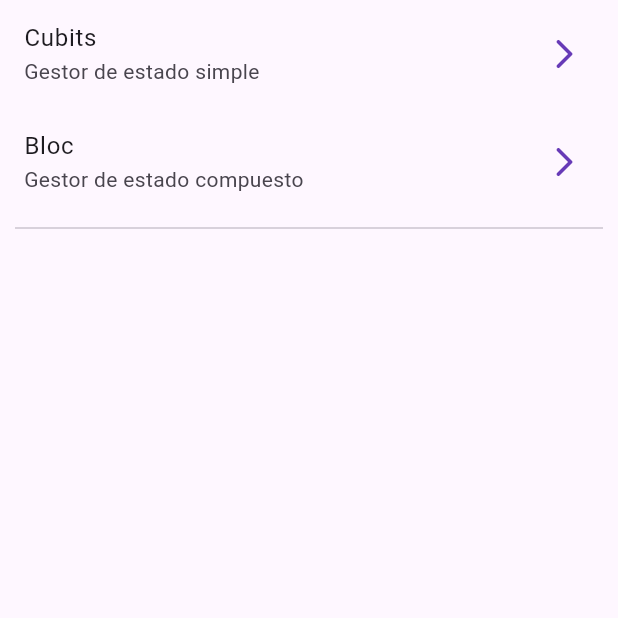
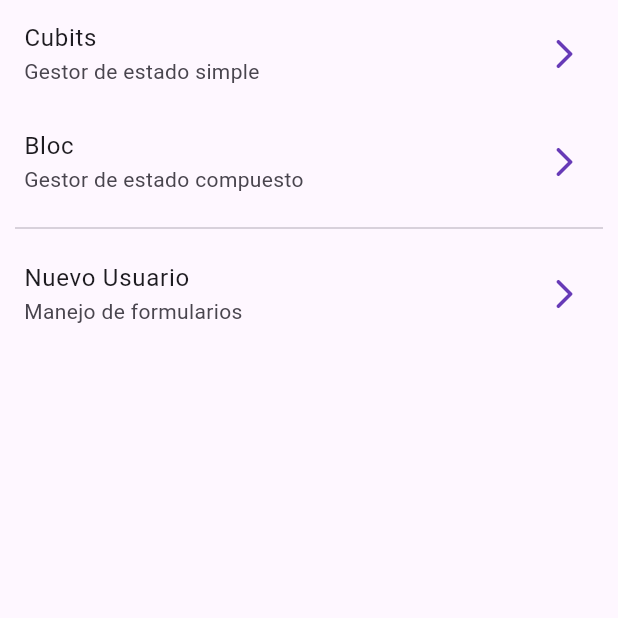
Before and after one commit to JuanMedina71/Introduccion_Bloc, a Flutter app: the screen it shows after launch, on a phone screen of 412 x 824 dp, the top half of it. Run offline on Flutter 3.47's test engine with Material 2 defaults, Android fonts, the phone set to English and light mode, and no system bars; our stand-ins replace equatable, flutter_bloc, go_router.

Commit message:
Inicio de formularios con bloc

```diff
--- a/lib/config/router/app_routes.dart
+++ b/lib/config/router/app_routes.dart
@@ -20,5 +20,9 @@ final appRouter = GoRouter(
       path: '/counter-bloc',
       builder:(context, state) => const BlocCounterScreen(),
     ),
+    GoRoute(
+      path: '/new-user',
+      builder:(context, state) => const RegisterScreen(),
+    ),
   ]
 );
--- a/lib/presentation/screens/home_screen.dart
+++ b/lib/presentation/screens/home_screen.dart
@@ -30,7 +30,16 @@ class HomeScreen extends StatelessWidget {
           const Padding(
             padding: EdgeInsets.symmetric(horizontal: 10),
             child: Divider(),
-          )
+          ),
+
+          ListTile(
+            title: const Text('Nuevo Usuario'),
+            subtitle: const Text('Manejo de formularios'),
+            trailing: const Icon(Icons.arrow_forward_ios_rounded),
+            // Aquí se manda a llamar desde el goRouter con el path especificado.
+            onTap: () => context.push('/new-user'),
+
+          ),
         ],
       ),
 
--- a/lib/presentation/screens/screens.dart
+++ b/lib/presentation/screens/screens.dart
@@ -3,3 +3,4 @@
 export 'cubit_counter_screen.dart';
 export 'home_screen.dart';
 export 'bloc_counter_screen.dart';
+export 'register_screen.dart';
```
Also changed, not shown: lib/presentation/screens/register_screen.dart (added, +24 -0 lines).
